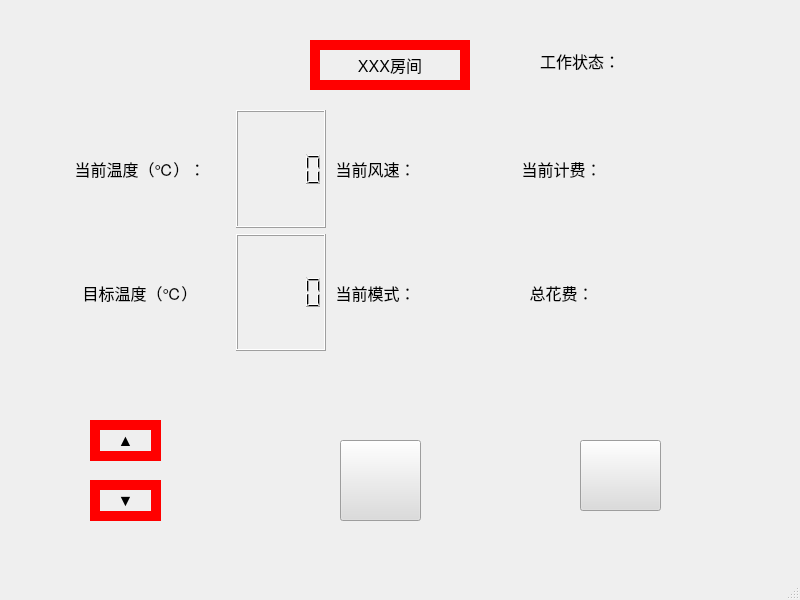
Before: the Qt Designer form GuestClient/mainwindow.ui in starsload/46572020, drawn with Qt 5.
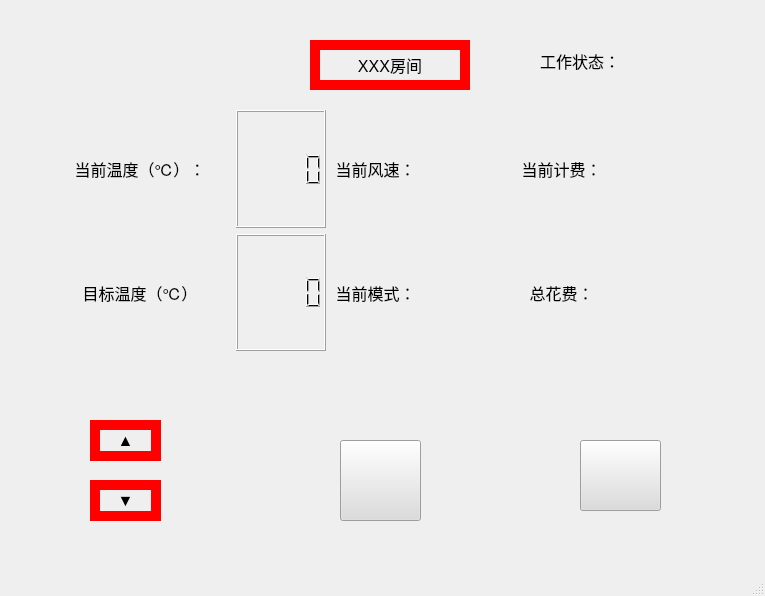
After: the same form once the commit is applied. Icons and pictures are not drawn.

Diff of the .ui file:
```diff
--- a/GuestClient/mainwindow.ui
+++ b/GuestClient/mainwindow.ui
@@ -6,10 +6,28 @@
    <rect>
     <x>0</x>
     <y>0</y>
-    <width>800</width>
-    <height>600</height>
+    <width>765</width>
+    <height>596</height>
    </rect>
   </property>
+  <property name="sizePolicy">
+   <sizepolicy hsizetype="Fixed" vsizetype="Fixed">
+    <horstretch>0</horstretch>
+    <verstretch>0</verstretch>
+   </sizepolicy>
+  </property>
+  <property name="minimumSize">
+   <size>
+    <width>765</width>
+    <height>596</height>
+   </size>
+  </property>
+  <property name="maximumSize">
+   <size>
+    <width>765</width>
+    <height>596</height>
+   </size>
+  </property>
   <property name="windowTitle">
    <string>MainWindow</string>
   </property>
```
Left out of the diff: 6 changed lines with no effect on the pictures.
